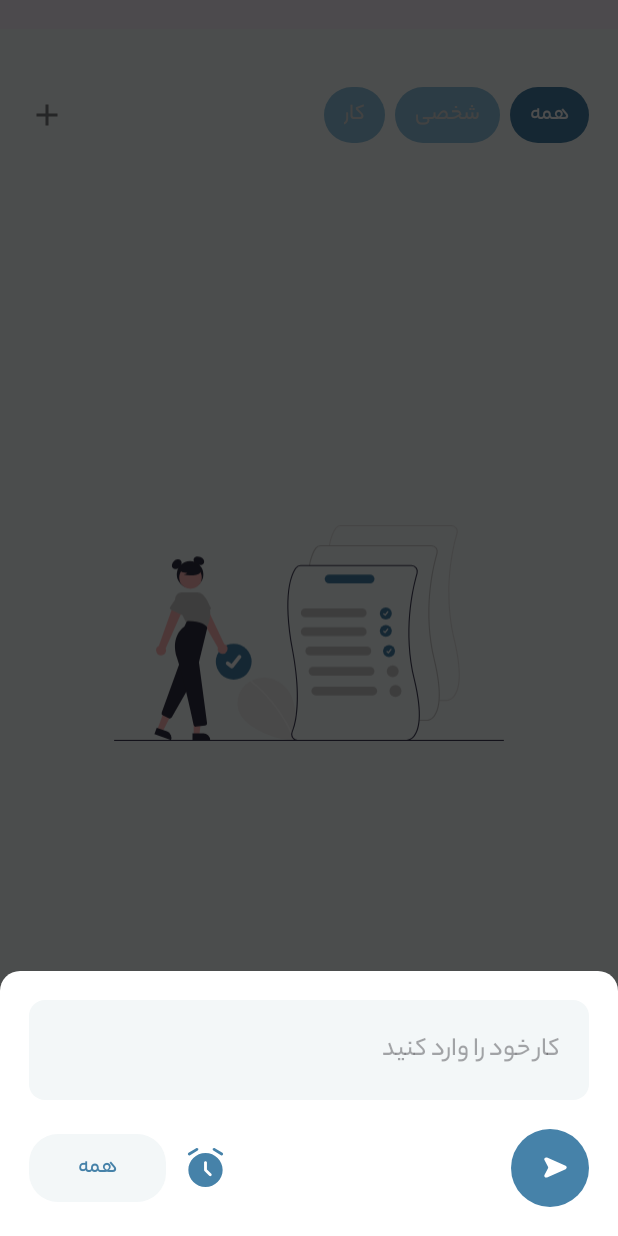
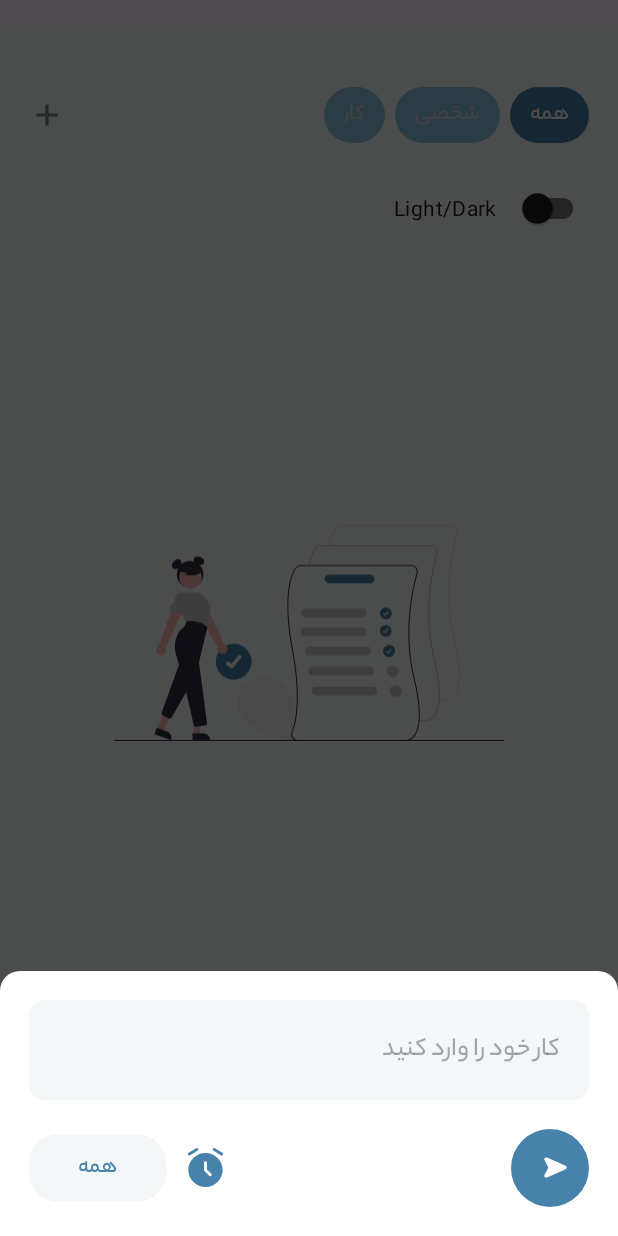
Before and after one commit to SaaraSaber/ToDoList, an Android app: the HomeFragment screen opened directly, with no data from a screen before it, after a tap on an icon or button, on a phone screen of 412 x 824 dp. Run offline under Robolectric (Android 15) with nearby library versions, the phone set to English and light mode, and no system bars; our stand-ins replace Room's generated code, navigation-ui, sdp/ssp sizes.

Commit message:
feat(dark theme)

```diff
--- a/app/src/main/java/ir/developer/todolist/fragment/ChartFragment.kt
+++ b/app/src/main/java/ir/developer/todolist/fragment/ChartFragment.kt
@@ -45,11 +45,11 @@ class ChartFragment : Fragment() {
 
         val data = PieData(dataSet)
         data.setValueTextSize(10f)
-        data.setDrawValues(false)
+        data.setDrawValues(true)
         binding.pieChart.data = data
 
         binding.pieChart.description.isEnabled = false
-//        binding.pieChart.setUsePercentValues(true)
+        binding.pieChart.setUsePercentValues(true)
         binding.pieChart.isDrawHoleEnabled = true
 //        binding.pieChart.setEntryLabelColor(R.color.white)
         binding.pieChart.animateY(1400, Easing.EaseInOutQuad)
--- a/app/src/main/java/ir/developer/todolist/fragment/HomeFragment.kt
+++ b/app/src/main/java/ir/developer/todolist/fragment/HomeFragment.kt
@@ -24,6 +24,7 @@ import android.widget.NumberPicker
 import android.widget.TextView
 import android.widget.Toast
 import androidx.activity.result.contract.ActivityResultContracts
+import androidx.appcompat.app.AppCompatDelegate
 import androidx.core.app.ActivityCompat.finishAfterTransition
 import androidx.core.content.ContextCompat
 import androidx.fragment.app.Fragment
@@ -44,6 +45,7 @@ import ir.developer.todolist.datamodel.TaskModel
 import ir.developer.todolist.global.ClickOnCategory
 import ir.developer.todolist.global.ClickOnTab
 import ir.developer.todolist.global.ClickOnTask
+import ir.developer.todolist.sharedPref.SharedPreferencesGame
 import java.util.Calendar
 
 @SuppressLint("MissingInflatedId", "DefaultLocale")
@@ -60,6 +62,7 @@ class HomeFragment : Fragment(), ClickOnTab, ClickOnTask {
     private lateinit var dialogCategory: Dialog
     private lateinit var dialogAlarm: Dialog
     private val adapterTasks by lazy { TaskAdapter(this) }
+    private lateinit var sharedPreferencesGame: SharedPreferencesGame
 
     override fun onCreateView(
         inflater: LayoutInflater,
@@ -83,6 +86,26 @@ class HomeFragment : Fragment(), ClickOnTab, ClickOnTask {
         }
 
         binding.btnAddTask.setOnClickListener { dialogAddTask() }
+
+        setTheme()
+    }
+
+    private fun setTheme() {
+        sharedPreferencesGame = SharedPreferencesGame(requireContext())
+        val nightMode = sharedPreferencesGame.readStateTheme()
+        if (nightMode) {
+            binding.btnSwitch.isChecked = true
+        }
+
+        binding.btnSwitch.setOnCheckedChangeListener { buttonView, isChecked ->
+            if (!isChecked) {
+                AppCompatDelegate.setDefaultNightMode(AppCompatDelegate.MODE_NIGHT_NO)
+                sharedPreferencesGame.saveStateTheme(false)
+            } else {
+                AppCompatDelegate.setDefaultNightMode(AppCompatDelegate.MODE_NIGHT_YES)
+                sharedPreferencesGame.saveStateTheme(true)
+            }
+        }
     }
 
     private fun dialogQuestion(
@@ -170,7 +193,6 @@ class HomeFragment : Fragment(), ClickOnTab, ClickOnTask {
         val task = dataBase.task().readTasks()
         val allTask = dataBase.completedTask().readTasks().allTask
         val completedTask = dataBase.completedTask().readTasks().completedTask
-
 
         if (task != null) {
 
@@ -369,7 +391,7 @@ class HomeFragment : Fragment(), ClickOnTab, ClickOnTask {
 
         val intent = Intent(context, AlarmReceiver::class.java).apply {
 
-            putExtra("EXTRA_MESSAGE",editTextTask.text.toString())
+            putExtra("EXTRA_MESSAGE", editTextTask.text.toString())
         }
         val pendingIntent = PendingIntent.getBroadcast(
             context,
--- a/app/src/main/java/ir/developer/todolist/global/Utils.kt
+++ b/app/src/main/java/ir/developer/todolist/global/Utils.kt
@@ -2,4 +2,5 @@ package ir.developer.todolist.global
 
 object Utils {
     const val STATUS_LOGIN = "statusLogin"
+    const val STATUS_THEME = "statusTheme"
 }
--- a/app/src/main/java/ir/developer/todolist/sharedPref/SharedPreferencesGame.kt
+++ b/app/src/main/java/ir/developer/todolist/sharedPref/SharedPreferencesGame.kt
@@ -25,4 +25,23 @@ class SharedPreferencesGame(private val context: Context) {
         )
         return sharedPreferences.getBoolean(Utils.STATUS_LOGIN, false)
     }
+
+    fun saveStateTheme(night:Boolean){
+        sharedPreferences = context.getSharedPreferences(
+            "SaveStatusNight",
+            Context.MODE_PRIVATE
+        )
+        val edSharedPreferences = sharedPreferences.edit()
+        edSharedPreferences.putBoolean(Utils.STATUS_THEME, night)
+        edSharedPreferences.apply()
+    }
+
+    fun readStateTheme(): Boolean {
+        sharedPreferences = context.getSharedPreferences(
+            "SaveStatusNight",
+            Context.MODE_PRIVATE
+        )
+        return sharedPreferences.getBoolean(Utils.STATUS_THEME, false)
+    }
+
 }
--- a/app/src/main/res/layout/fragment_home.xml
+++ b/app/src/main/res/layout/fragment_home.xml
@@ -53,6 +53,14 @@
             android:layoutDirection="rtl"
             android:orientation="vertical">
 
+            <androidx.appcompat.widget.SwitchCompat
+                android:id="@+id/btn_switch"
+                android:layout_width="wrap_content"
+                android:layout_height="wrap_content"
+                android:gravity="center"
+                app:switchPadding="@dimen/_10sdp"
+                android:text="Light/Dark" />
+
             <androidx.recyclerview.widget.RecyclerView
                 android:id="@+id/recycler_tasks"
                 android:layout_width="match_parent"
--- a/app/src/main/res/layout/layout_dialog_select_time_alarm.xml
+++ b/app/src/main/res/layout/layout_dialog_select_time_alarm.xml
@@ -10,7 +10,7 @@
     <androidx.cardview.widget.CardView
         android:layout_width="match_parent"
         android:layout_height="wrap_content"
-        app:cardBackgroundColor="#fff"
+        app:cardBackgroundColor="@color/white"
         app:cardCornerRadius="@dimen/_20sdp"
         app:cardElevation="0dp">
 
--- /dev/null
+++ b/app/src/main/res/values-night/colors.xml
@@ -0,0 +1,19 @@
+<?xml version="1.0" encoding="utf-8"?>
+<resources>
+
+    <color name="black">#EDECEC</color>
+    <color name="white">#282828</color>
+
+    <color name="colorBackground">#000000</color>
+    <color name="colorBackgroundNavigation">#282828</color>
+    <color name="snowDay">#F6F4EB</color>
+    <color name="snowDay200">#282828</color>
+    <color name="medicalMask">#9EC8B9</color>
+    <color name="bluePromise">#749BC2</color>
+    <color name="underwaterMoonlight">#5C8374</color>
+    <color name="gray">#7A7D80</color>
+    <color name="distantWindChime">#2E2C2C</color>
+    <color name="red">#644302</color>
+    <color name="red200">#978160</color>
+
+</resources>
```
Also changed, not shown: app/src/main/java/ir/developer/todolist/global/AppController.kt (+13 -15 lines).
